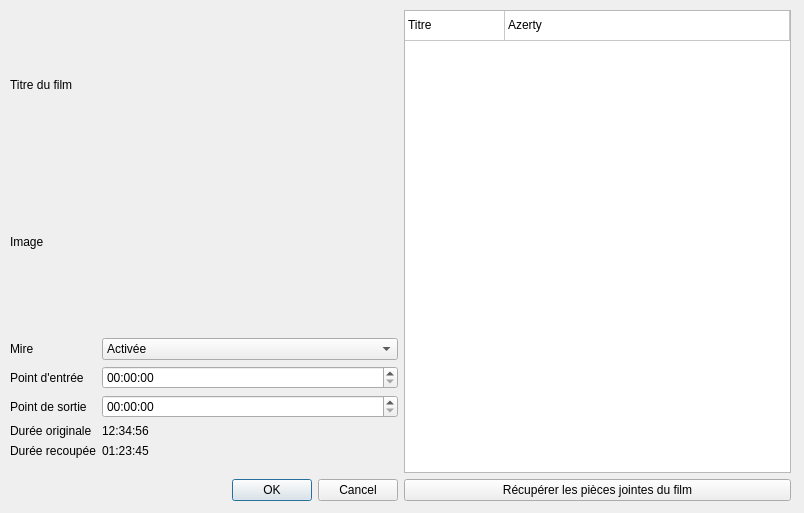
cinemaouvert/OPP, file src/advancedsettingswindow.ui: the form before one commit.
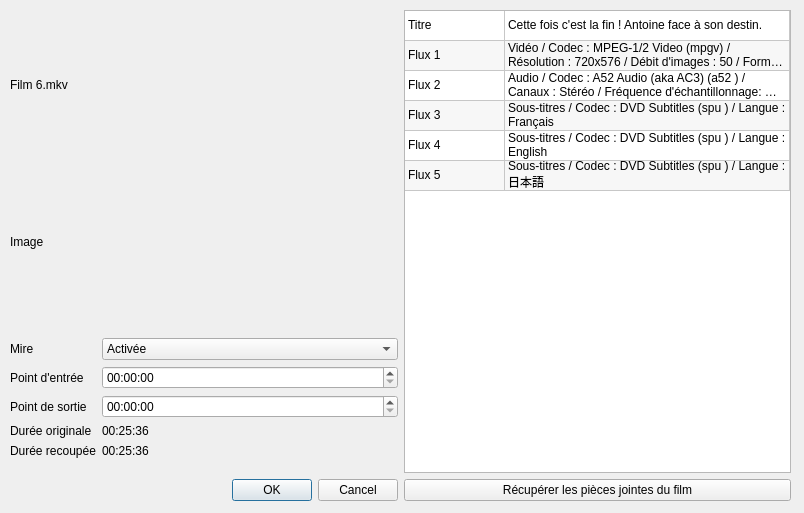
The form after the commit.

```diff
--- a/src/advancedsettingswindow.ui
+++ b/src/advancedsettingswindow.ui
@@ -28,7 +28,7 @@
       <item>
        <widget class="QLabel" name="label_title">
         <property name="text">
-         <string>Titre du film</string>
+         <string>Film 6.mkv</string>
         </property>
        </widget>
       </item>
@@ -103,7 +103,7 @@
         <item row="3" column="1">
          <widget class="QLabel" name="label_originalLengthValue">
           <property name="text">
-           <string>12:34:56</string>
+           <string>00:25:36</string>
           </property>
          </widget>
         </item>
@@ -117,7 +117,7 @@
         <item row="4" column="1">
          <widget class="QLabel" name="label_modifiedLengthValue">
           <property name="text">
-           <string>01:23:45</string>
+           <string>00:25:36</string>
           </property>
          </widget>
         </item>
@@ -139,6 +139,12 @@
      <layout class="QVBoxLayout" name="verticalLayout_2">
       <item>
        <widget class="QTableWidget" name="tableWidget_information">
+        <property name="editTriggers">
+         <set>QAbstractItemView::NoEditTriggers</set>
+        </property>
+        <property name="alternatingRowColors">
+         <bool>true</bool>
+        </property>
         <property name="columnCount">
          <number>2</number>
         </property>
@@ -156,6 +162,31 @@
           <string>Nouvelle ligne</string>
          </property>
         </row>
+        <row>
+         <property name="text">
+          <string>Nouvelle ligne</string>
+         </property>
+        </row>
+        <row>
+         <property name="text">
+          <string>Nouvelle ligne</string>
+         </property>
+        </row>
+        <row>
+         <property name="text">
+          <string>Nouvelle ligne</string>
+         </property>
+        </row>
+        <row>
+         <property name="text">
+          <string>Nouvelle ligne</string>
+         </property>
+        </row>
+        <row>
+         <property name="text">
+          <string>Nouvelle ligne</string>
+         </property>
+        </row>
         <column/>
         <column/>
         <item row="0" column="0">
@@ -165,7 +196,57 @@
         </item>
         <item row="0" column="1">
          <property name="text">
-          <string>Azerty</string>
+          <string>Cette fois c'est la fin ! Antoine face à son destin.</string>
+         </property>
+        </item>
+        <item row="1" column="0">
+         <property name="text">
+          <string>Flux 1</string>
+         </property>
+        </item>
+        <item row="1" column="1">
+         <property name="text">
+          <string>Vidéo / Codec : MPEG-1/2 Video (mpgv) / Résolution : 720x576 / Débit d'images : 50 / Format décodé: Planar 4:2:0 YUV</string>
+         </property>
+        </item>
+        <item row="2" column="0">
+         <property name="text">
+          <string>Flux 2</string>
+         </property>
+        </item>
+        <item row="2" column="1">
+         <property name="text">
+          <string>Audio / Codec : A52 Audio (aka AC3) (a52 ) / Canaux : Stéréo / Fréquence d'échantillonnage: 48000 Hz / Débit : 192 kb/s</string>
+         </property>
+        </item>
+        <item row="3" column="0">
+         <property name="text">
+          <string>Flux 3</string>
+         </property>
+        </item>
+        <item row="3" column="1">
+         <property name="text">
+          <string>Sous-titres / Codec : DVD Subtitles (spu ) / Langue : Français</string>
+         </property>
+        </item>
+        <item row="4" column="0">
+         <property name="text">
+          <string>Flux 4</string>
+         </property>
+        </item>
+        <item row="4" column="1">
+         <property name="text">
+          <string>Sous-titres / Codec : DVD Subtitles (spu ) / Langue : English</string>
+         </property>
+        </item>
+        <item row="5" column="0">
+         <property name="text">
+          <string>Flux 5</string>
+         </property>
+        </item>
+        <item row="5" column="1">
+         <property name="text">
+          <string>Sous-titres / Codec : DVD Subtitles (spu ) / Langue : 日本語</string>
          </property>
         </item>
        </widget>
```
